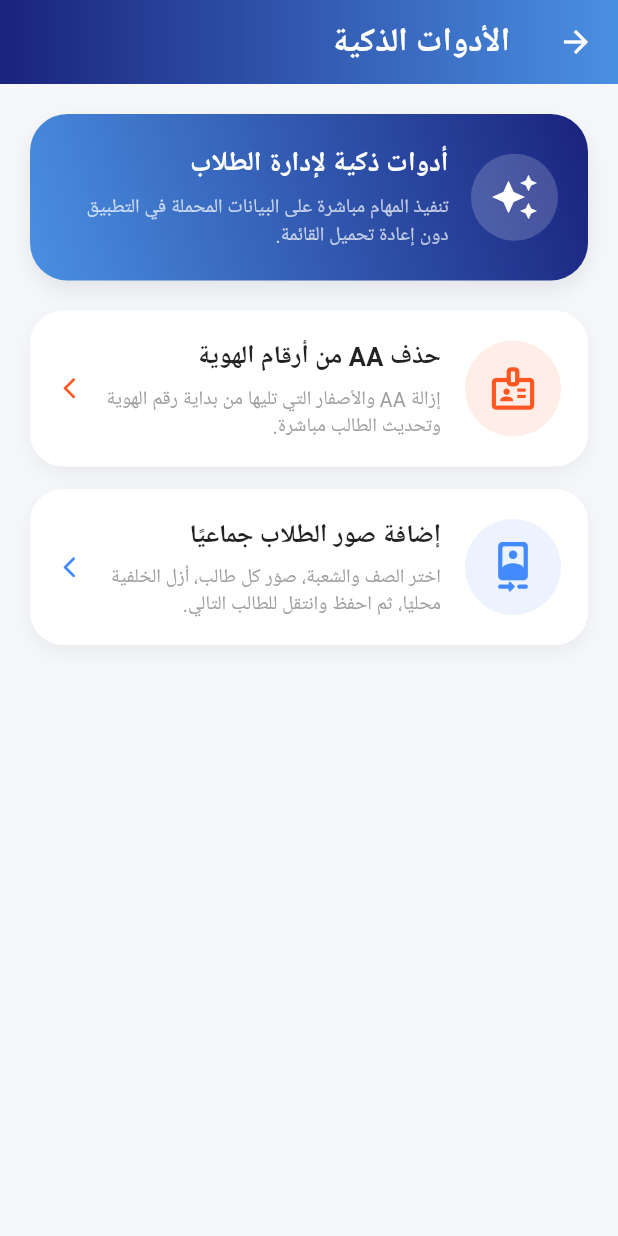
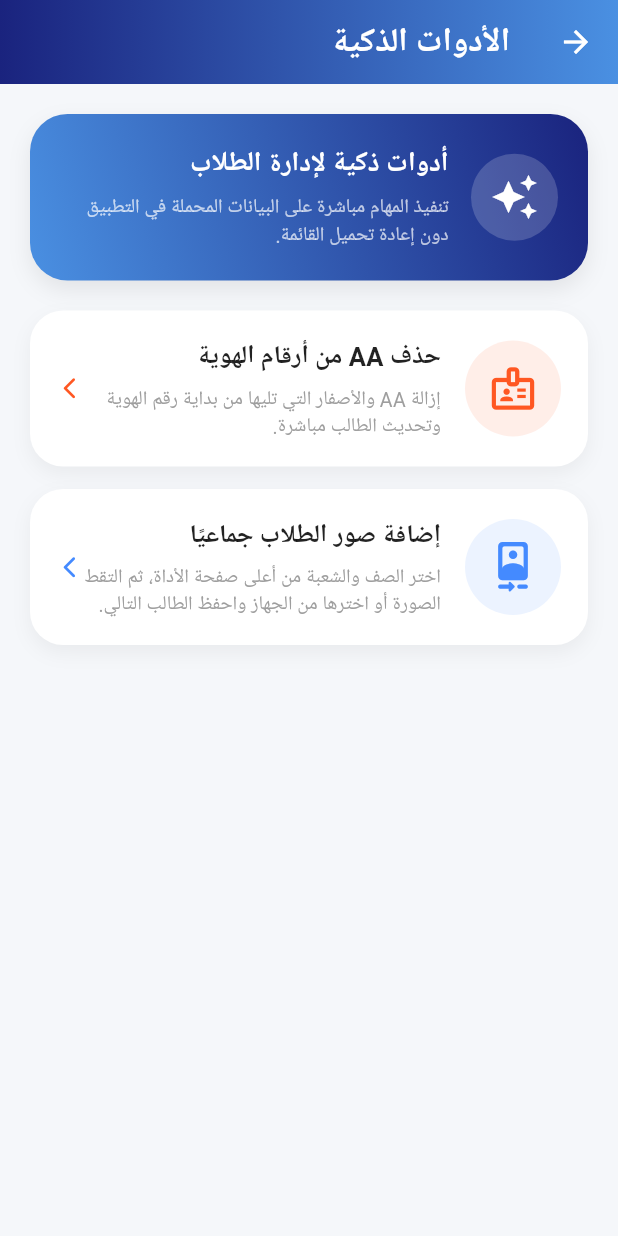
Before and after one commit to salimalwan78-debug/iraq-emis-app, a Flutter app: the SmartToolsScreen screen opened directly with empty values, on a phone screen of 412 x 824 dp. Run offline on Flutter 3.47's test engine with Material 3 defaults, Android fonts, the phone set to English and light mode, and no system bars; our stand-ins replace audioplayers, image_picker, shared_preferences, video_player, webview_flutter; missing offline and left inert: google_mlkit_selfie_segmentation; accounts and stored records are empty; Roboto replaces fonts that are missing (Tajawal).

Commit message:
Update subtitle for student photo tool

```diff
--- a/lib/smart_tools_screen.dart
+++ b/lib/smart_tools_screen.dart
@@ -117,7 +117,7 @@ class SmartToolsScreen extends StatelessWidget {
               _buildToolCard(
                 context,
                 title: 'إضافة صور الطلاب جماعيًا',
-                subtitle: 'اختر الصف والشعبة، صوّر كل طالب، أزل الخلفية محليًا، ثم احفظ وانتقل للطالب التالي.',
+                subtitle: 'اختر الصف والشعبة من أعلى صفحة الأداة، ثم التقط الصورة أو اخترها من الجهاز واحفظ الطالب التالي.',
                 icon: Icons.camera_front_rounded,
                 color: Colors.blueAccent,
                 cardColor: cardColor,
```
